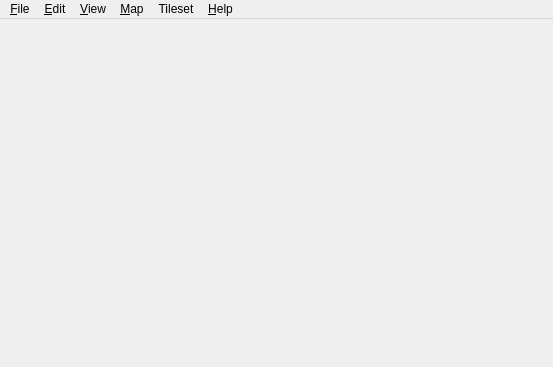
Before: the Qt Designer form src/tiled/mainwindow.ui in mapeditor/tiled, drawn with Qt 5.
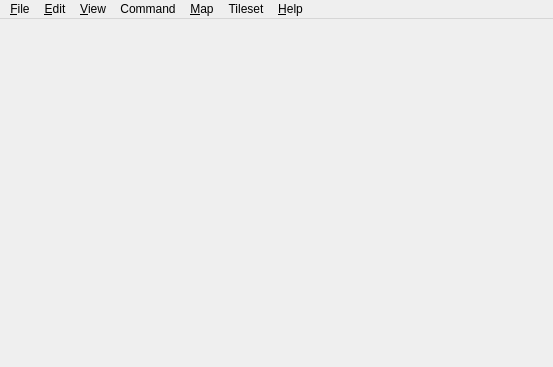
After: the same form once the commit is applied. Icons and pictures are not drawn.

What changed in the file:
```diff
--- a/src/tiled/mainwindow.ui
+++ b/src/tiled/mainwindow.ui
@@ -41,7 +41,7 @@
      <x>0</x>
      <y>0</y>
      <width>553</width>
-     <height>25</height>
+     <height>19</height>
     </rect>
    </property>
    <widget class="QMenu" name="menuFile">
@@ -157,9 +157,17 @@
     </property>
     <addaction name="actionTilesetProperties"/>
    </widget>
+   <widget class="QMenu" name="menuCommand">
+    <property name="title">
+     <string>Command</string>
+    </property>
+    <addaction name="actionEditCommands"/>
+    <addaction name="separator"/>
+   </widget>
    <addaction name="menuFile"/>
    <addaction name="menuEdit"/>
    <addaction name="menuView"/>
+   <addaction name="menuCommand"/>
    <addaction name="menuMap"/>
    <addaction name="menuTileset"/>
    <addaction name="menuHelp"/>
```
Left out of the diff: 10 changed lines with no effect on the pictures.
